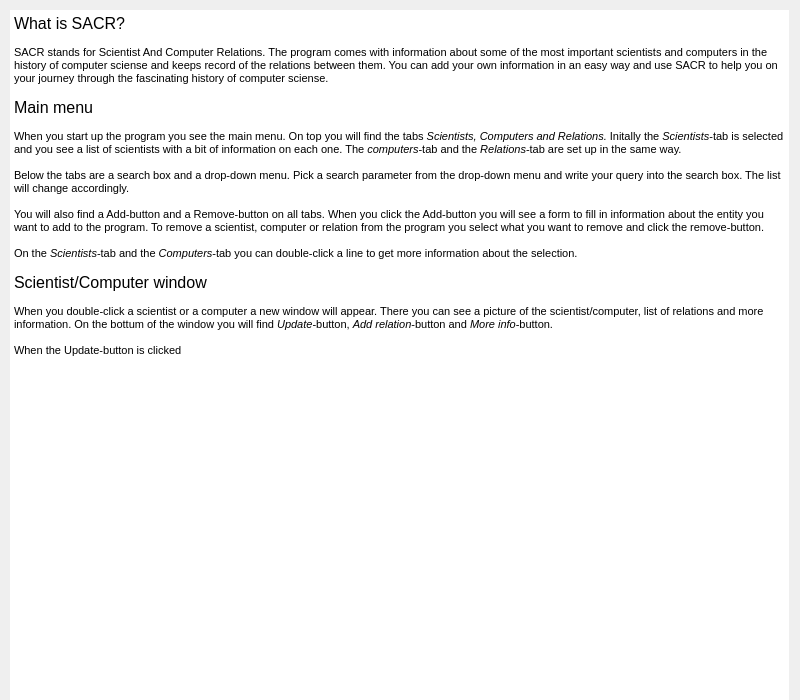
The window that usermanual.ui (athenabjorg/sacr) describes before a commit, drawn with Qt 5.
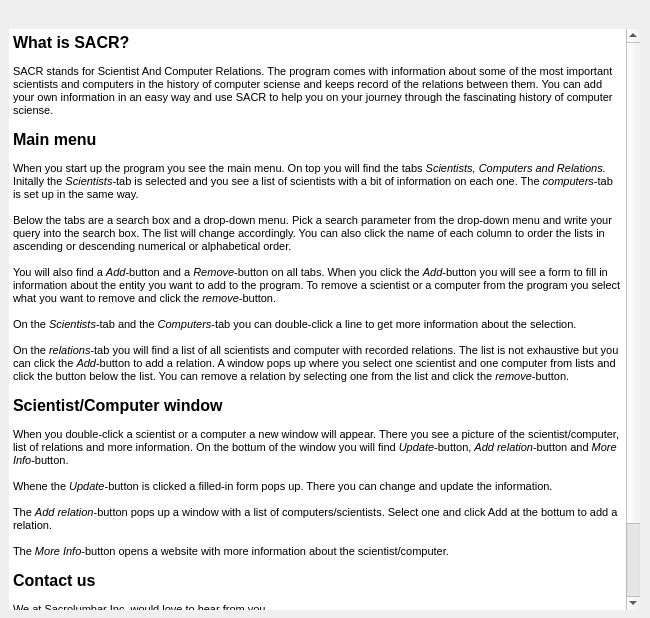
The same window after the commit.

What changed in the file:
```diff
--- a/usermanual.ui
+++ b/usermanual.ui
@@ -6,8 +6,8 @@
    <rect>
     <x>0</x>
     <y>0</y>
-    <width>800</width>
-    <height>700</height>
+    <width>650</width>
+    <height>618</height>
    </rect>
   </property>
   <property name="sizePolicy">
@@ -25,59 +25,78 @@
   <property name="windowTitle">
    <string>Dialog</string>
   </property>
-  <widget class="QTextBrowser" name="userManualText">
+  <widget class="QWidget" name="verticalLayoutWidget">
    <property name="geometry">
     <rect>
-     <x>10</x>
-     <y>10</y>
-     <width>779</width>
-     <height>690</height>
+     <x>9</x>
+     <y>9</y>
+     <width>631</width>
+     <height>601</height>
     </rect>
    </property>
-   <property name="frameShape">
-    <enum>QFrame::NoFrame</enum>
-   </property>
-   <property name="html">
-    <string>&lt;!DOCTYPE HTML PUBLIC &quot;-//W3C//DTD HTML 4.0//EN&quot; &quot;http://www.w3.org/TR/REC-html40/strict.dtd&quot;&gt;
+   <layout class="QVBoxLayout" name="verticalLayout_2">
+    <item>
+     <widget class="QLabel" name="inputLogoUM">
+      <property name="text">
+       <string/>
+      </property>
+      <property name="alignment">
+       <set>Qt::AlignRight|Qt::AlignTrailing|Qt::AlignVCenter</set>
+      </property>
+     </widget>
+    </item>
+    <item>
+     <widget class="QTextBrowser" name="userManualText">
+      <property name="frameShape">
+       <enum>QFrame::NoFrame</enum>
+      </property>
+      <property name="html">
+       <string>&lt;!DOCTYPE HTML PUBLIC &quot;-//W3C//DTD HTML 4.0//EN&quot; &quot;http://www.w3.org/TR/REC-html40/strict.dtd&quot;&gt;
 &lt;html&gt;&lt;head&gt;&lt;meta name=&quot;qrichtext&quot; content=&quot;1&quot; /&gt;&lt;style type=&quot;text/css&quot;&gt;
 p, li { white-space: pre-wrap; }
 &lt;/style&gt;&lt;/head&gt;&lt;body style=&quot; font-family:'MS Shell Dlg 2'; font-size:8.25pt; font-weight:400; font-style:normal;&quot;&gt;
-&lt;p style=&quot; margin-top:0px; margin-bottom:0px; margin-left:0px; margin-right:0px; -qt-block-indent:0; text-indent:0px;&quot;&gt;&lt;span style=&quot; font-size:12pt;&quot;&gt;What is SACR?&lt;/span&gt;&lt;/p&gt;
-&lt;p style=&quot;-qt-paragraph-type:empty; margin-top:0px; margin-bottom:0px; margin-left:0px; margin-right:0px; -qt-block-indent:0; text-indent:0px; font-size:8pt;&quot;&gt;&lt;br /&gt;&lt;/p&gt;
+&lt;p style=&quot; margin-top:0px; margin-bottom:0px; margin-left:0px; margin-right:0px; -qt-block-indent:0; text-indent:0px;&quot;&gt;&lt;span style=&quot; font-size:12pt; font-weight:600;&quot;&gt;What is SACR?&lt;/span&gt;&lt;/p&gt;
+&lt;p style=&quot;-qt-paragraph-type:empty; margin-top:0px; margin-bottom:0px; margin-left:0px; margin-right:0px; -qt-block-indent:0; text-indent:0px; font-size:8pt; font-weight:600;&quot;&gt;&lt;br /&gt;&lt;/p&gt;
 &lt;p style=&quot; margin-top:0px; margin-bottom:0px; margin-left:0px; margin-right:0px; -qt-block-indent:0; text-indent:0px;&quot;&gt;&lt;span style=&quot; font-size:8pt;&quot;&gt;SACR stands for Scientist And Computer Relations. The program comes with information about some of the most important scientists and computers in the history of computer sciense and keeps record of the relations between them. You can add your own information in an easy way and use SACR to help you on your journey through the fascinating history of computer sciense.&lt;/span&gt;&lt;/p&gt;
 &lt;p style=&quot;-qt-paragraph-type:empty; margin-top:0px; margin-bottom:0px; margin-left:0px; margin-right:0px; -qt-block-indent:0; text-indent:0px; font-size:8pt;&quot;&gt;&lt;br /&gt;&lt;/p&gt;
-&lt;p style=&quot; margin-top:0px; margin-bottom:0px; margin-left:0px; margin-right:0px; -qt-block-indent:0; text-indent:0px;&quot;&gt;&lt;span style=&quot; font-size:12pt;&quot;&gt;Main menu&lt;/span&gt;&lt;/p&gt;
-&lt;p style=&quot;-qt-paragraph-type:empty; margin-top:0px; margin-bottom:0px; margin-left:0px; margin-right:0px; -qt-block-indent:0; text-indent:0px; font-size:8pt;&quot;&gt;&lt;br /&gt;&lt;/p&gt;
-&lt;p style=&quot; margin-top:0px; margin-bottom:0px; margin-left:0px; margin-right:0px; -qt-block-indent:0; text-indent:0px;&quot;&gt;&lt;span style=&quot; font-size:8pt;&quot;&gt;When you start up the program you see the main menu. On top you will find the tabs &lt;/span&gt;&lt;span style=&quot; font-size:8pt; font-style:italic;&quot;&gt;Scientists, Computers and Relations. &lt;/span&gt;&lt;span style=&quot; font-size:8pt;&quot;&gt;Initally the &lt;/span&gt;&lt;span style=&quot; font-size:8pt; font-style:italic;&quot;&gt;Scientists&lt;/span&gt;&lt;span style=&quot; font-size:8pt;&quot;&gt;-tab is selected and you see a list of scientists with a bit of information on each one. The &lt;/span&gt;&lt;span style=&quot; font-size:8pt; font-style:italic;&quot;&gt;computers&lt;/span&gt;&lt;span style=&quot; font-size:8pt;&quot;&gt;-tab and the &lt;/span&gt;&lt;span style=&quot; font-size:8pt; font-style:italic;&quot;&gt;Relations&lt;/span&gt;&lt;span style=&quot; font-size:8pt;&quot;&gt;-tab are set up in the same way.&lt;/span&gt;&lt;/p&gt;
+&lt;p style=&quot; margin-top:0px; margin-bottom:0px; margin-left:0px; margin-right:0px; -qt-block-indent:0; text-indent:0px;&quot;&gt;&lt;span style=&quot; font-size:12pt; font-weight:600;&quot;&gt;Main menu&lt;/span&gt;&lt;/p&gt;
+&lt;p style=&quot;-qt-paragraph-type:empty; margin-top:0px; margin-bottom:0px; margin-left:0px; margin-right:0px; -qt-block-indent:0; text-indent:0px; font-size:8pt; font-weight:600;&quot;&gt;&lt;br /&gt;&lt;/p&gt;
+&lt;p style=&quot; margin-top:0px; margin-bottom:0px; margin-left:0px; margin-right:0px; -qt-block-indent:0; text-indent:0px;&quot;&gt;&lt;span style=&quot; font-size:8pt;&quot;&gt;When you start up the program you see the main menu. On top you will find the tabs &lt;/span&gt;&lt;span style=&quot; font-size:8pt; font-style:italic;&quot;&gt;Scientists, Computers and Relations. &lt;/span&gt;&lt;span style=&quot; font-size:8pt;&quot;&gt;Initally the &lt;/span&gt;&lt;span style=&quot; font-size:8pt; font-style:italic;&quot;&gt;Scientists&lt;/span&gt;&lt;span style=&quot; font-size:8pt;&quot;&gt;-tab is selected and you see a list of scientists with a bit of information on each one. The &lt;/span&gt;&lt;span style=&quot; font-size:8pt; font-style:italic;&quot;&gt;computers&lt;/span&gt;&lt;span style=&quot; font-size:8pt;&quot;&gt;-tab is set up in the same way.&lt;/span&gt;&lt;/p&gt;
 &lt;p style=&quot;-qt-paragraph-type:empty; margin-top:0px; margin-bottom:0px; margin-left:0px; margin-right:0px; -qt-block-indent:0; text-indent:0px;&quot;&gt;&lt;br /&gt;&lt;/p&gt;
-&lt;p style=&quot; margin-top:0px; margin-bottom:0px; margin-left:0px; margin-right:0px; -qt-block-indent:0; text-indent:0px;&quot;&gt;&lt;span style=&quot; font-size:8pt;&quot;&gt;Below the tabs are a search box and a drop-down menu. Pick a search parameter from the drop-down menu and write your query into the search box. The list will change accordingly.&lt;/span&gt;&lt;/p&gt;
+&lt;p style=&quot; margin-top:0px; margin-bottom:0px; margin-left:0px; margin-right:0px; -qt-block-indent:0; text-indent:0px;&quot;&gt;&lt;span style=&quot; font-size:8pt;&quot;&gt;Below the tabs are a search box and a drop-down menu. Pick a search parameter from the drop-down menu and write your query into the search box. The list will change accordingly. You can also click the name of each column to order the lists in ascending or descending numerical or alphabetical order.&lt;/span&gt;&lt;/p&gt;
 &lt;p style=&quot;-qt-paragraph-type:empty; margin-top:0px; margin-bottom:0px; margin-left:0px; margin-right:0px; -qt-block-indent:0; text-indent:0px; font-size:8pt;&quot;&gt;&lt;br /&gt;&lt;/p&gt;
-&lt;p style=&quot; margin-top:0px; margin-bottom:0px; margin-left:0px; margin-right:0px; -qt-block-indent:0; text-indent:0px;&quot;&gt;&lt;span style=&quot; font-size:8pt;&quot;&gt;You will also find a Add-button and a Remove-button on all tabs. When you click the Add-button you will see a form to fill in information about the entity you want to add to the program. To remove a scientist, computer or relation from the program you select what you want to remove and click the remove-button.&lt;/span&gt;&lt;/p&gt;
+&lt;p style=&quot; margin-top:0px; margin-bottom:0px; margin-left:0px; margin-right:0px; -qt-block-indent:0; text-indent:0px;&quot;&gt;&lt;span style=&quot; font-size:8pt;&quot;&gt;You will also find a &lt;/span&gt;&lt;span style=&quot; font-size:8pt; font-style:italic;&quot;&gt;Add&lt;/span&gt;&lt;span style=&quot; font-size:8pt;&quot;&gt;-button and a &lt;/span&gt;&lt;span style=&quot; font-size:8pt; font-style:italic;&quot;&gt;Remove&lt;/span&gt;&lt;span style=&quot; font-size:8pt;&quot;&gt;-button on all tabs. When you click the &lt;/span&gt;&lt;span style=&quot; font-size:8pt; font-style:italic;&quot;&gt;Add&lt;/span&gt;&lt;span style=&quot; font-size:8pt;&quot;&gt;-button you will see a form to fill in information about the entity you want to add to the program. To remove a scientist or a computer from the program you select what you want to remove and click the &lt;/span&gt;&lt;span style=&quot; font-size:8pt; font-style:italic;&quot;&gt;remove&lt;/span&gt;&lt;span style=&quot; font-size:8pt;&quot;&gt;-button.&lt;/span&gt;&lt;/p&gt;
 &lt;p style=&quot;-qt-paragraph-type:empty; margin-top:0px; margin-bottom:0px; margin-left:0px; margin-right:0px; -qt-block-indent:0; text-indent:0px; font-size:8pt;&quot;&gt;&lt;br /&gt;&lt;/p&gt;
 &lt;p style=&quot; margin-top:0px; margin-bottom:0px; margin-left:0px; margin-right:0px; -qt-block-indent:0; text-indent:0px;&quot;&gt;&lt;span style=&quot; font-size:8pt;&quot;&gt;On the &lt;/span&gt;&lt;span style=&quot; font-size:8pt; font-style:italic;&quot;&gt;Scientists&lt;/span&gt;&lt;span style=&quot; font-size:8pt;&quot;&gt;-tab and the &lt;/span&gt;&lt;span style=&quot; font-size:8pt; font-style:italic;&quot;&gt;Computers&lt;/span&gt;&lt;span style=&quot; font-size:8pt;&quot;&gt;-tab you can double-click a line to get more information about the selection.&lt;/span&gt;&lt;/p&gt;
 &lt;p style=&quot;-qt-paragraph-type:empty; margin-top:0px; margin-bottom:0px; margin-left:0px; margin-right:0px; -qt-block-indent:0; text-indent:0px; font-size:8pt;&quot;&gt;&lt;br /&gt;&lt;/p&gt;
-&lt;p style=&quot; margin-top:0px; margin-bottom:0px; margin-left:0px; margin-right:0px; -qt-block-indent:0; text-indent:0px;&quot;&gt;&lt;span style=&quot; font-size:12pt;&quot;&gt;Scientist/Computer window&lt;/span&gt;&lt;/p&gt;
+&lt;p style=&quot; margin-top:0px; margin-bottom:0px; margin-left:0px; margin-right:0px; -qt-block-indent:0; text-indent:0px;&quot;&gt;&lt;span style=&quot; font-size:8pt;&quot;&gt;On the &lt;/span&gt;&lt;span style=&quot; font-size:8pt; font-style:italic;&quot;&gt;relations&lt;/span&gt;&lt;span style=&quot; font-size:8pt;&quot;&gt;-tab you will find a list of all scientists and computer with recorded relations. The list is not exhaustive but you can click the &lt;/span&gt;&lt;span style=&quot; font-size:8pt; font-style:italic;&quot;&gt;Add&lt;/span&gt;&lt;span style=&quot; font-size:8pt;&quot;&gt;-button to add a relation. A window pops up where you select one scientist and one computer from lists and click the button below the list. You can remove a relation by selecting one from the list and click the &lt;/span&gt;&lt;span style=&quot; font-size:8pt; font-style:italic;&quot;&gt;remove&lt;/span&gt;&lt;span style=&quot; font-size:8pt;&quot;&gt;-button.&lt;/span&gt;&lt;/p&gt;
 &lt;p style=&quot;-qt-paragraph-type:empty; margin-top:0px; margin-bottom:0px; margin-left:0px; margin-right:0px; -qt-block-indent:0; text-indent:0px; font-size:8pt;&quot;&gt;&lt;br /&gt;&lt;/p&gt;
-&lt;p style=&quot; margin-top:0px; margin-bottom:0px; margin-left:0px; margin-right:0px; -qt-block-indent:0; text-indent:0px;&quot;&gt;&lt;span style=&quot; font-size:8pt;&quot;&gt;When you double-click a scientist or a computer a new window will appear. There you can see a picture of the scientist/computer, list of relations and more information. On the bottum of the window you will find &lt;/span&gt;&lt;span style=&quot; font-size:8pt; font-style:italic;&quot;&gt;Update&lt;/span&gt;&lt;span style=&quot; font-size:8pt;&quot;&gt;-button, &lt;/span&gt;&lt;span style=&quot; font-size:8pt; font-style:italic;&quot;&gt;Add relation&lt;/span&gt;&lt;span style=&quot; font-size:8pt;&quot;&gt;-button and &lt;/span&gt;&lt;span style=&quot; font-size:8pt; font-style:italic;&quot;&gt;More info&lt;/span&gt;&lt;span style=&quot; font-size:8pt;&quot;&gt;-button.&lt;/span&gt;&lt;/p&gt;
+&lt;p style=&quot; margin-top:0px; margin-bottom:0px; margin-left:0px; margin-right:0px; -qt-block-indent:0; text-indent:0px;&quot;&gt;&lt;span style=&quot; font-size:12pt; font-weight:600;&quot;&gt;Scientist/Computer window&lt;/span&gt;&lt;/p&gt;
+&lt;p style=&quot;-qt-paragraph-type:empty; margin-top:0px; margin-bottom:0px; margin-left:0px; margin-right:0px; -qt-block-indent:0; text-indent:0px; font-size:8pt; font-weight:600;&quot;&gt;&lt;br /&gt;&lt;/p&gt;
+&lt;p style=&quot; margin-top:0px; margin-bottom:0px; margin-left:0px; margin-right:0px; -qt-block-indent:0; text-indent:0px;&quot;&gt;&lt;span style=&quot; font-size:8pt;&quot;&gt;When you double-click a scientist or a computer a new window will appear. There you see a picture of the scientist/computer, list of relations and more information. On the bottum of the window you will find &lt;/span&gt;&lt;span style=&quot; font-size:8pt; font-style:italic;&quot;&gt;Update&lt;/span&gt;&lt;span style=&quot; font-size:8pt;&quot;&gt;-button, &lt;/span&gt;&lt;span style=&quot; font-size:8pt; font-style:italic;&quot;&gt;Add relation&lt;/span&gt;&lt;span style=&quot; font-size:8pt;&quot;&gt;-button and &lt;/span&gt;&lt;span style=&quot; font-size:8pt; font-style:italic;&quot;&gt;More Info&lt;/span&gt;&lt;span style=&quot; font-size:8pt;&quot;&gt;-button.&lt;/span&gt;&lt;/p&gt;
 &lt;p style=&quot;-qt-paragraph-type:empty; margin-top:0px; margin-bottom:0px; margin-left:0px; margin-right:0px; -qt-block-indent:0; text-indent:0px; font-size:8pt;&quot;&gt;&lt;br /&gt;&lt;/p&gt;
-&lt;p style=&quot; margin-top:0px; margin-bottom:0px; margin-left:0px; margin-right:0px; -qt-block-indent:0; text-indent:0px;&quot;&gt;&lt;span style=&quot; font-size:8pt;&quot;&gt;When the Update-button is clicked &lt;/span&gt;&lt;/p&gt;&lt;/body&gt;&lt;/html&gt;</string>
-   </property>
-  </widget>
-  <widget class="QLabel" name="inputLogoUM">
-   <property name="geometry">
-    <rect>
-     <x>600</x>
-     <y>10</y>
-     <width>194</width>
-     <height>61</height>
-    </rect>
-   </property>
-   <property name="text">
-    <string/>
-   </property>
-   <property name="alignment">
-    <set>Qt::AlignRight|Qt::AlignTrailing|Qt::AlignVCenter</set>
-   </property>
+&lt;p style=&quot; margin-top:0px; margin-bottom:0px; margin-left:0px; margin-right:0px; -qt-block-indent:0; text-indent:0px;&quot;&gt;&lt;span style=&quot; font-size:8pt;&quot;&gt;Whene the &lt;/span&gt;&lt;span style=&quot; font-size:8pt; font-style:italic;&quot;&gt;Update&lt;/span&gt;&lt;span style=&quot; font-size:8pt;&quot;&gt;-button is clicked a filled-in form pops up. There you can change and update the information.&lt;/span&gt;&lt;/p&gt;
+&lt;p style=&quot;-qt-paragraph-type:empty; margin-top:0px; margin-bottom:0px; margin-left:0px; margin-right:0px; -qt-block-indent:0; text-indent:0px; font-size:8pt;&quot;&gt;&lt;br /&gt;&lt;/p&gt;
+&lt;p style=&quot; margin-top:0px; margin-bottom:0px; margin-left:0px; margin-right:0px; -qt-block-indent:0; text-indent:0px;&quot;&gt;&lt;span style=&quot; font-size:8pt;&quot;&gt;The &lt;/span&gt;&lt;span style=&quot; font-size:8pt; font-style:italic;&quot;&gt;Add relation&lt;/span&gt;&lt;span style=&quot; font-size:8pt;&quot;&gt;-button pops up a window with a list of computers/scientists. Select one and click Add at the bottum to add a relation.&lt;/span&gt;&lt;/p&gt;
+&lt;p style=&quot;-qt-paragraph-type:empty; margin-top:0px; margin-bottom:0px; margin-left:0px; margin-right:0px; -qt-block-indent:0; text-indent:0px; font-size:8pt;&quot;&gt;&lt;br /&gt;&lt;/p&gt;
+&lt;p style=&quot; margin-top:0px; margin-bottom:0px; margin-left:0px; margin-right:0px; -qt-block-indent:0; text-indent:0px;&quot;&gt;&lt;span style=&quot; font-size:8pt;&quot;&gt;The &lt;/span&gt;&lt;span style=&quot; font-size:8pt; font-style:italic;&quot;&gt;More Info&lt;/span&gt;&lt;span style=&quot; font-size:8pt;&quot;&gt;-button opens a website with more information about the scientist/computer.&lt;/span&gt;&lt;/p&gt;
+&lt;p style=&quot;-qt-paragraph-type:empty; margin-top:0px; margin-bottom:0px; margin-left:0px; margin-right:0px; -qt-block-indent:0; text-indent:0px; font-size:8pt;&quot;&gt;&lt;br /&gt;&lt;/p&gt;
+&lt;p style=&quot; margin-top:0px; margin-bottom:0px; margin-left:0px; margin-right:0px; -qt-block-indent:0; text-indent:0px;&quot;&gt;&lt;span style=&quot; font-size:12pt; font-weight:600;&quot;&gt;Contact us&lt;/span&gt;&lt;/p&gt;
+&lt;p style=&quot;-qt-paragraph-type:empty; margin-top:0px; margin-bottom:0px; margin-left:0px; margin-right:0px; -qt-block-indent:0; text-indent:0px; font-size:8pt;&quot;&gt;&lt;br /&gt;&lt;/p&gt;
+&lt;p style=&quot; margin-top:0px; margin-bottom:0px; margin-left:0px; margin-right:0px; -qt-block-indent:0; text-indent:0px;&quot;&gt;&lt;span style=&quot; font-size:8pt;&quot;&gt;We at Sacrolumbar Inc. would love to hear from you.&lt;/span&gt;&lt;/p&gt;
+&lt;p style=&quot;-qt-paragraph-type:empty; margin-top:0px; margin-bottom:0px; margin-left:0px; margin-right:0px; -qt-block-indent:0; text-indent:0px; font-size:8pt;&quot;&gt;&lt;br /&gt;&lt;/p&gt;
+&lt;p style=&quot; margin-top:0px; margin-bottom:0px; margin-left:0px; margin-right:0px; -qt-block-indent:0; text-indent:0px;&quot;&gt;&lt;a href=&quot;https://www.facebook.com/SACRv3&quot;&gt;&lt;span style=&quot; font-size:8pt; text-decoration: underline; color:#0000ff;&quot;&gt;SACR on Facebook&lt;/span&gt;&lt;/a&gt;&lt;/p&gt;
+&lt;p style=&quot;-qt-paragraph-type:empty; margin-top:0px; margin-bottom:0px; margin-left:0px; margin-right:0px; -qt-block-indent:0; text-indent:0px; font-size:8pt;&quot;&gt;&lt;br /&gt;&lt;/p&gt;
+&lt;p style=&quot; margin-top:0px; margin-bottom:0px; margin-left:0px; margin-right:0px; -qt-block-indent:0; text-indent:0px;&quot;&gt;&lt;span style=&quot; font-size:8pt;&quot;&gt;sacr@programmer.net&lt;/span&gt;&lt;/p&gt;
+&lt;p style=&quot; margin-top:0px; margin-bottom:0px; margin-left:0px; margin-right:0px; -qt-block-indent:0; text-indent:0px;&quot;&gt;&lt;span style=&quot; font-size:8pt;&quot;&gt;24/7 Hotline: +354 7707010&lt;/span&gt;&lt;/p&gt;
+&lt;p style=&quot;-qt-paragraph-type:empty; margin-top:0px; margin-bottom:0px; margin-left:0px; margin-right:0px; -qt-block-indent:0; text-indent:0px; font-size:8pt;&quot;&gt;&lt;br /&gt;&lt;/p&gt;&lt;/body&gt;&lt;/html&gt;</string>
+      </property>
+      <property name="openExternalLinks">
+       <bool>true</bool>
+      </property>
+     </widget>
+    </item>
+   </layout>
   </widget>
  </widget>
  <resources/>
```
